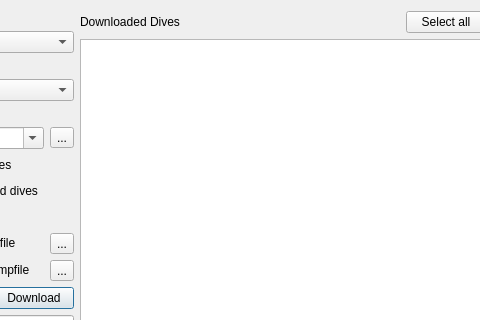
First picture: the form in qt-ui/downloadfromdivecomputer.ui, repository subsurface/subsurface, before the edit; both pictures show x 164 to 644 and y 0 to 320 of the 747 by 535 pixel window.
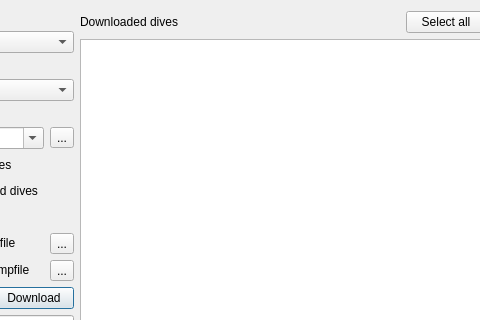
Second picture: the form after the edit. Icons and pictures are not drawn.

Commit message: Typos, punctuation and capitalisation.

Patch:
```diff
--- a/qt-ui/downloadfromdivecomputer.ui
+++ b/qt-ui/downloadfromdivecomputer.ui
@@ -207,7 +207,7 @@
             </sizepolicy>
            </property>
            <property name="text">
-            <string>Downloaded Dives</string>
+            <string>Downloaded dives</string>
            </property>
           </widget>
          </item>
```
The commit also changes 1 other file.
